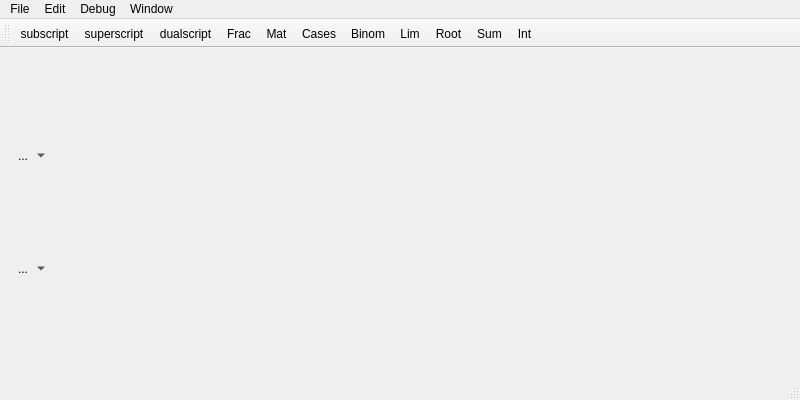
This is ExampleApp/mainwindow.ui in JohnDTill/YAWYSIWYGEE as Qt 5 draws it before an edit. The edited form follows.
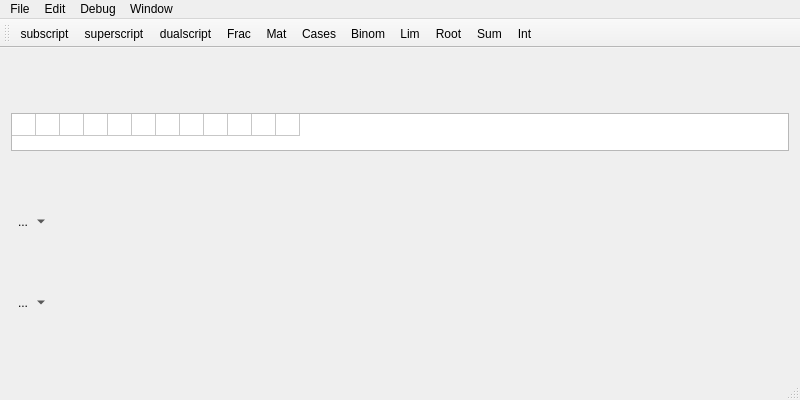
This is the edited form. Icons and pictures are not drawn.

Commit message: Example symbol dropdown replaced by table

What changed in the file:
```diff
--- a/ExampleApp/mainwindow.ui
+++ b/ExampleApp/mainwindow.ui
@@ -14,7 +14,83 @@
    <string>YAWYSIWYGEE</string>
   </property>
   <widget class="QWidget" name="centralWidget">
-   <layout class="QVBoxLayout" name="verticalLayout_2">
+   <layout class="QVBoxLayout" name="verticalLayout">
+    <item>
+     <widget class="QTableWidget" name="tableWidget">
+      <property name="sizePolicy">
+       <sizepolicy hsizetype="MinimumExpanding" vsizetype="MinimumExpanding">
+        <horstretch>0</horstretch>
+        <verstretch>0</verstretch>
+       </sizepolicy>
+      </property>
+      <property name="maximumSize">
+       <size>
+        <width>16777215</width>
+        <height>38</height>
+       </size>
+      </property>
+      <property name="font">
+       <font>
+        <pointsize>11</pointsize>
+       </font>
+      </property>
+      <property name="verticalScrollBarPolicy">
+       <enum>Qt::ScrollBarAsNeeded</enum>
+      </property>
+      <property name="sizeAdjustPolicy">
+       <enum>QAbstractScrollArea::AdjustToContents</enum>
+      </property>
+      <property name="selectionMode">
+       <enum>QAbstractItemView::SingleSelection</enum>
+      </property>
+      <property name="gridStyle">
+       <enum>Qt::SolidLine</enum>
+      </property>
+      <property name="sortingEnabled">
+       <bool>false</bool>
+      </property>
+      <property name="rowCount">
+       <number>1</number>
+      </property>
+      <property name="columnCount">
+       <number>12</number>
+      </property>
+      <attribute name="horizontalHeaderVisible">
+       <bool>false</bool>
+      </attribute>
+      <attribute name="horizontalHeaderMinimumSectionSize">
+       <number>5</number>
+      </attribute>
+      <attribute name="horizontalHeaderDefaultSectionSize">
+       <number>18</number>
+      </attribute>
+      <attribute name="horizontalHeaderShowSortIndicator" stdset="0">
+       <bool>false</bool>
+      </attribute>
+      <attribute name="verticalHeaderVisible">
+       <bool>false</bool>
+      </attribute>
+      <attribute name="verticalHeaderMinimumSectionSize">
+       <number>5</number>
+      </attribute>
+      <attribute name="verticalHeaderDefaultSectionSize">
+       <number>18</number>
+      </attribute>
+      <row/>
+      <column/>
+      <column/>
+      <column/>
+      <column/>
+      <column/>
+      <column/>
+      <column/>
+      <column/>
+      <column/>
+      <column/>
+      <column/>
+      <column/>
+     </widget>
+    </item>
     <item>
      <widget class="QToolButton" name="groupButton">
       <property name="text">
```
Left out of the diff: 63 changed lines with no effect on the pictures. The commit also changes 5 other files.
